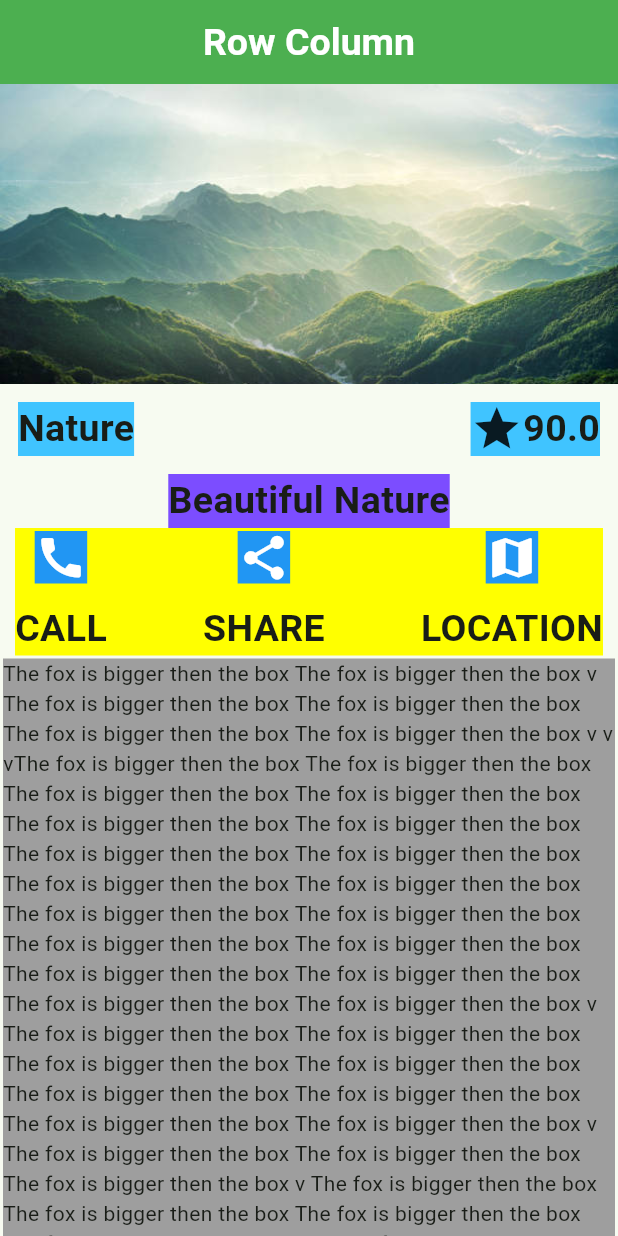
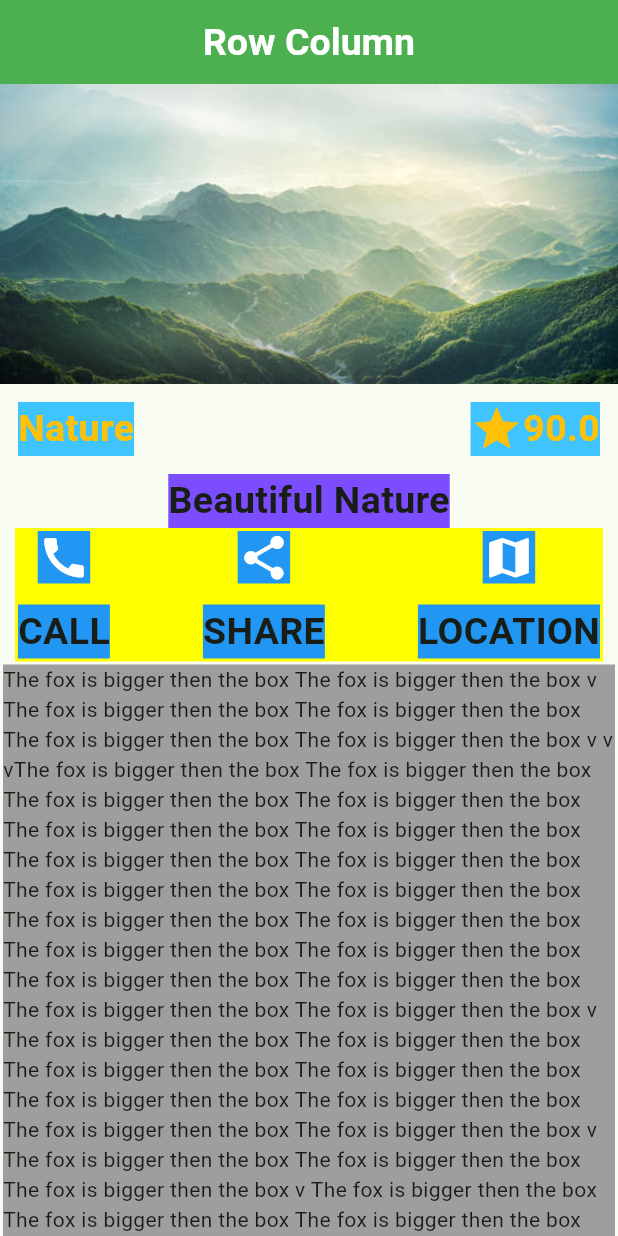
Before and after one commit to KefayetUllah/Flutter-Application, a Flutter app: the screen it shows after launch, on a phone screen of 412 x 824 dp. Run offline on Flutter 3.47's test engine with Material 3 defaults, Android fonts, the phone set to English and light mode, and no system bars.

Commit message:
Initial Commit

```diff
--- a/lib/row_column.dart
+++ b/lib/row_column.dart
@@ -38,7 +38,11 @@ class _RowColumnState extends State<RowColumn> {
                   margin: EdgeInsets.all(12),
                   child: Text(
                     "Nature",
-                    style: TextStyle(fontSize: 25, fontWeight: FontWeight.bold),
+                    style: TextStyle(
+                      color: Colors.amber,
+                      fontSize: 25,
+                      fontWeight: FontWeight.bold,
+                    ),
                   ),
                 ),
                 Container(
@@ -46,10 +50,11 @@ class _RowColumnState extends State<RowColumn> {
                   margin: EdgeInsets.all(12),
                   child: Row(
                     children: [
-                      Icon(Icons.star, size: 35.0),
+                      Icon(Icons.star, size: 35.0, color: Colors.amber),
                       Text(
                         "90.0",
                         style: TextStyle(
+                          color: Colors.amber,
                           fontSize: 25.0,
                           fontWeight: FontWeight.bold,
                         ),
@@ -84,11 +89,15 @@ class _RowColumnState extends State<RowColumn> {
                         child: Icon(Icons.call, size: 35, color: Colors.white),
                       ),
                       SizedBox(height: 10.0),
-                      Text(
+                      Container(
+                        margin: EdgeInsets.all(2),
+                        color: Colors.blue,
+                        child: Text(
                           "CALL",
                           style: TextStyle(
                             fontSize: 25,
                             fontWeight: FontWeight.bold,
+                          ),
                         ),
                       ),
                     ],
@@ -101,11 +110,15 @@ class _RowColumnState extends State<RowColumn> {
                         child: Icon(Icons.share, size: 35, color: Colors.white),
                       ),
                       SizedBox(height: 10.0),
-                      Text(
+                      Container(
+                        margin: EdgeInsets.all(2),
+                        color: Colors.blue,
+                        child: Text(
                           "SHARE",
                           style: TextStyle(
                             fontSize: 25,
                             fontWeight: FontWeight.bold,
+                          ),
                         ),
                       ),
                     ],
@@ -118,11 +131,15 @@ class _RowColumnState extends State<RowColumn> {
                         child: Icon(Icons.map, size: 35, color: Colors.white),
                       ),
                       SizedBox(height: 10.0),
-                      Text(
+                      Container(
+                        margin: EdgeInsets.all(2),
+                        color: Colors.blue,
+                        child: Text(
                           "LOCATION",
                           style: TextStyle(
                             fontSize: 25,
                             fontWeight: FontWeight.bold,
+                          ),
                         ),
                       ),
                     ],
```
Lines whose indentation alone changed are shown as unchanged.
